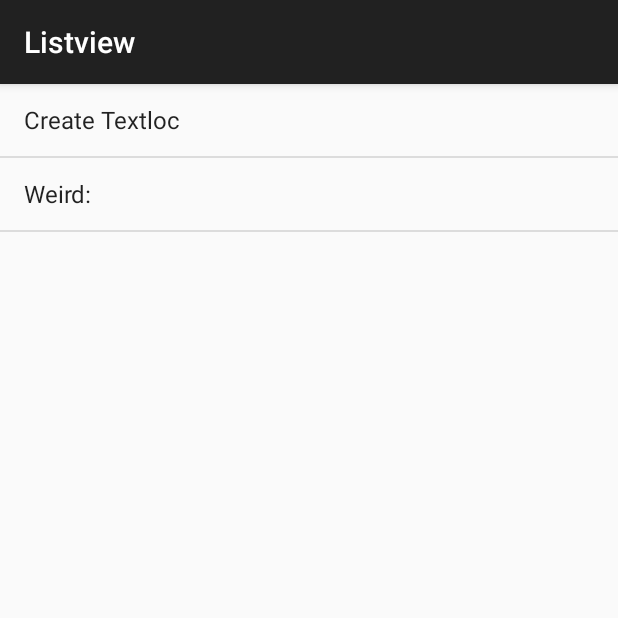
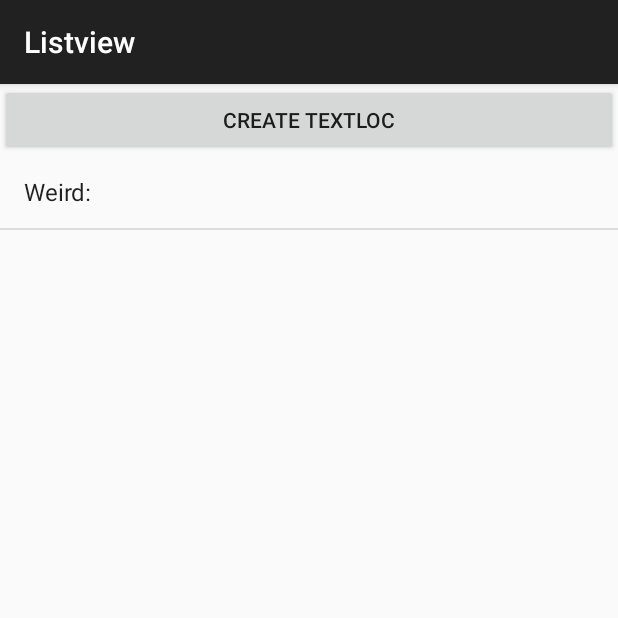
Before and after one commit to s274lee/hack-western, an Android app: the screen it shows after launch (Listview), on a phone screen of 412 x 824 dp, the top half of it. Run offline under Robolectric (Android 15) with nearby library versions, the phone set to English and light mode, and no system bars; 4 statements that could not run were skipped.

Commit message:
Added createTextloc button

```diff
--- a/HackWestern/app/src/main/java/hackwestern/hackwestern/Listview.java
+++ b/HackWestern/app/src/main/java/hackwestern/hackwestern/Listview.java
@@ -7,17 +7,19 @@ import android.database.sqlite.SQLiteDatabase;
 import android.support.v7.app.ActionBarActivity;
 import android.os.Bundle;
 import android.util.Log;
+import android.view.Menu;
+import android.view.MenuItem;
 import android.view.View;
 import android.widget.AdapterView;
 import android.widget.ArrayAdapter;
 import android.widget.BaseAdapter;
 import android.widget.Button;
+import android.widget.EditText;
 import android.widget.ListView;
 
 import java.util.ArrayList;
 import java.util.HashMap;
 import java.util.List;
-
 
 public class Listview extends ActionBarActivity {
 
@@ -28,27 +30,19 @@ public class Listview extends ActionBarActivity {
     protected void onCreate(Bundle savedInstanceState) {
         super.onCreate(savedInstanceState);
         setContentView(R.layout.activity_listview);
+        View buttonView = findViewById(R.id.createtextloc);
+        buttonView.setOnClickListener(new View.OnClickListener() {
+            @Override
+            public void onClick(View v) {
+                // Give the intent to the textloc form activity
+                Intent intent = new Intent(Listview.this, ContactActivity.class);
+                startActivity(intent);
+            }
+        });
 
         listview = (ListView) findViewById(R.id.Listview);
-        /*String[] values = new String[] { "Android", "iPhone", "WindowsMobile",
-                "Blackberry", "WebOS", "Ubuntu", "Windows7", "Max OS X",
-                "Linux", "OS/2", "Ubuntu", "Windows7", "Max OS X", "Linux",
-                "OS/2", "Ubuntu", "Windows7", "Max OS X", "Linux", "OS/2",
-                "Android", "iPhone", "WindowsMobile" };
-        */
-        list = new ArrayList<String>();
-        list.add("Create Textloc");
-        ArrayList<String> secondlist = getNames();
-        list.addAll(secondlist);
-        /*
-        for (int i = 0; i < values.length; ++i) {
-            list.add(values[i]);
-        }
-        */
 
-//        final StableArrayAdapter adapter = new StableArrayAdapter(this,
-//                android.R.layout.simple_list_item_1, list);
-//        listview.setAdapter(adapter);
+        list = getNames();
 
         listview.setAdapter(new ArrayAdapter<String>(this,
                 android.R.layout.simple_list_item_1, android.R.id.text1, list));
@@ -68,19 +62,6 @@ public class Listview extends ActionBarActivity {
         });
 
     }
-
-//    @Override
-//    protected void onResume() {
-//        super.onResume();
-//
-//        // Probably resumed after adding a Textloc
-//        // Must update the list of names and the adapter
-//        list = new ArrayList<String>();
-//        list.add("Create Textloc");
-//        ArrayList<String> secondlist = getNames();
-//        list.addAll(secondlist);
-//        ((BaseAdapter) listview.getAdapter()).notifyDataSetChanged();
-//    }
 
     private class StableArrayAdapter extends ArrayAdapter<String> {
 
--- a/HackWestern/app/src/main/java/hackwestern/hackwestern/MainActivity.java
+++ b/HackWestern/app/src/main/java/hackwestern/hackwestern/MainActivity.java
@@ -77,8 +77,8 @@ public class MainActivity extends ActionBarActivity {
 //            Toast.makeText(getApplicationContext(), ex.getMessage(),
 //                    Toast.LENGTH_LONG).show();
 //        }
-
-        contactButtonClick();
+//
+//        contactButtonClick();
 
     }
 
--- a/HackWestern/app/src/main/res/layout/activity_listview.xml
+++ b/HackWestern/app/src/main/res/layout/activity_listview.xml
@@ -1,5 +1,16 @@
-<ListView xmlns:android="http://schemas.android.com/apk/res/android"
-    android:id="@+id/Listview"
+<LinearLayout xmlns:android="http://schemas.android.com/apk/res/android"
     android:layout_width="match_parent"
     android:layout_height="match_parent"
-    android:descendantFocusability="blocksDescendants"/>
+    android:orientation="vertical" >
+    <Button
+        android:id="@+id/createtextloc"
+        android:text="Create Textloc"
+        android:layout_width="match_parent"
+        android:layout_height="wrap_content"
+        />
+    <ListView
+        android:id="@+id/Listview"
+        android:layout_width="match_parent"
+        android:layout_height="match_parent"
+        android:descendantFocusability="blocksDescendants"/>
+</LinearLayout>
```
